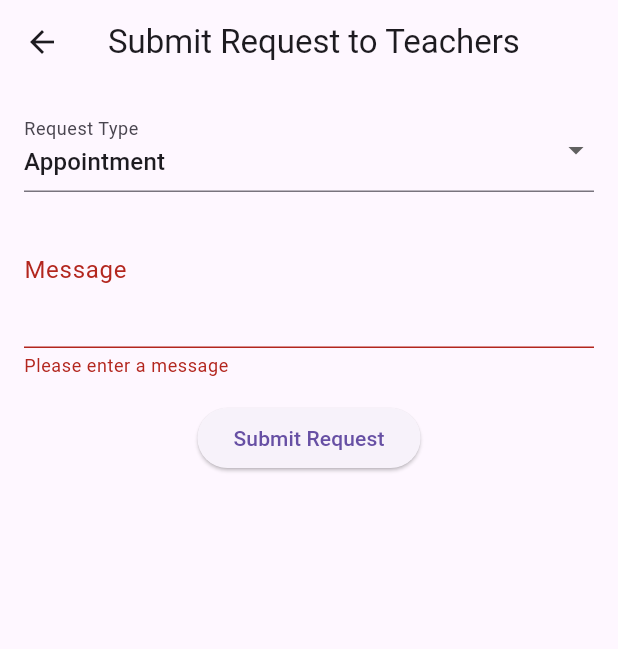
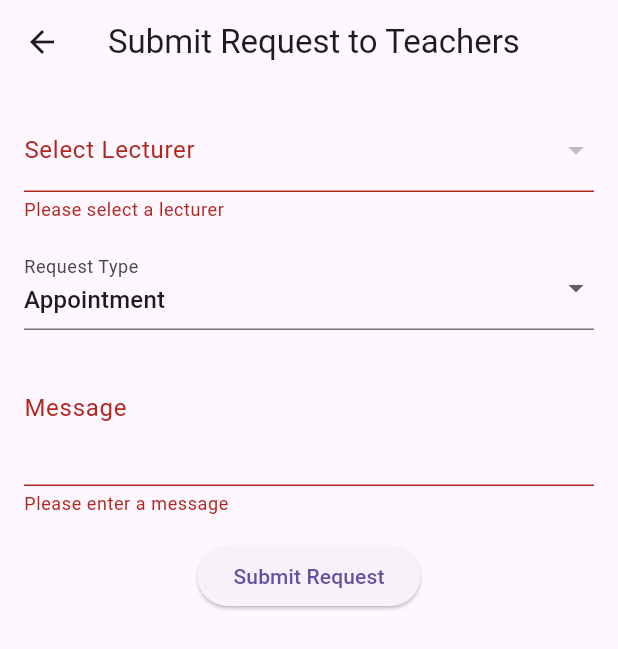
Before and after one commit to Archmalgam/Dart_Programming_Module, a Flutter app: the SubmitRequestPage screen opened directly with empty values, after a tap on "Submit Request", on a phone screen of 412 x 824 dp. Shown: the top 649 px of the screen. Run offline on Flutter 3.47's test engine with Material 3 defaults, Android fonts, the phone set to English and light mode, and no system bars; our stand-ins replace cloud_firestore, firebase_core; accounts and stored records are empty.

Commit message:
update RequestPage.dart

```diff
--- a/lib/Student/Function/RequestPage.dart
+++ b/lib/Student/Function/RequestPage.dart
@@ -4,7 +4,7 @@ import 'package:cloud_firestore/cloud_firestore.dart';
 class SubmitRequestPage extends StatefulWidget {
   final String studentId;
 
-  SubmitRequestPage({required this.studentId}); // Constructor with studentId
+  SubmitRequestPage({required this.studentId});
 
   @override
   _SubmitRequestPageState createState() => _SubmitRequestPageState();
@@ -14,7 +14,31 @@ class _SubmitRequestPageState extends State<SubmitRequestPage> {
   final _formKey = GlobalKey<FormState>();
   final _messageController = TextEditingController();
   String _selectedRequestType = 'Appointment';
-  List<Map<String, dynamic>> _requestHistory = []; // Sample request history
+  String? _selectedLecturerId; // Holds the selected lecturer's ID
+  List<Map<String, String>> _lecturers = [];
+
+  @override
+  void initState() {
+    super.initState();
+    _fetchLecturers();
+  }
+
+  // Fetch lecturers from Firestore
+  Future<void> _fetchLecturers() async {
+  final lecturerDocs = await FirebaseFirestore.instance.collection('Lecturers').get();
+  final lecturers = lecturerDocs.docs.map((doc) {
+    return {
+      'docId': doc.id, // Document ID as String
+      'lecturerId': (doc['Lecturer ID'] ?? 'Unknown').toString(), // Cast to String
+      'name': (doc['Lecturer Name'] ?? 'Unknown').toString(), // Cast to String
+    };
+  }).toList();
+
+  setState(() {
+    _lecturers = lecturers;
+  });
+}
+
 
   @override
   Widget build(BuildContext context) {
@@ -26,11 +50,32 @@ class _SubmitRequestPageState extends State<SubmitRequestPage> {
         padding: EdgeInsets.all(16.0),
         child: Column(
           children: [
-            // Form for submitting a request
             Form(
               key: _formKey,
               child: Column(
                 children: [
+                  // Dropdown for Lecturer selection
+                  DropdownButtonFormField<String>(
+                    value: _selectedLecturerId,
+                    items: _lecturers.map((lecturer) {
+                      return DropdownMenuItem<String>(
+                        value: lecturer[
+                            'lecturerId'], // Store "Lecturer ID" field as value
+                        child: Text(lecturer['name'] ??
+                            'Unknown'), // Display lecturer name
+                      );
+                    }).toList(),
+                    onChanged: (value) {
+                      setState(() {
+                        _selectedLecturerId = value;
+                      });
+                    },
+                    decoration: InputDecoration(labelText: 'Select Lecturer'),
+                    validator: (value) =>
+                        value == null ? 'Please select a lecturer' : null,
+                  ),
+
+                  SizedBox(height: 16),
                   DropdownButtonFormField<String>(
                     value: _selectedRequestType,
                     items: [
@@ -67,63 +112,31 @@ class _SubmitRequestPageState extends State<SubmitRequestPage> {
                 ],
               ),
             ),
-            SizedBox(height: 24),
-            // Display the request history
-            Expanded(
-              child: StreamBuilder<QuerySnapshot>(
-                stream: FirebaseFirestore.instance
-                    .collection('requests')
-                    .orderBy('timestamp', descending: true)
-                    .snapshots(),
-                builder: (context, snapshot) {
-                  if (!snapshot.hasData) {
-                    return Center(child: CircularProgressIndicator());
-                  }
-                  final requests = snapshot.data!.docs;
-                  return ListView.builder(
-                    itemCount: requests.length,
-                    itemBuilder: (context, index) {
-                      final request = requests[index];
-                      return Card(
-                        child: ListTile(
-                          title: Text(request['type']),
-                          subtitle: Text(request['message']),
-                          trailing: _getStatusIcon(request['status']),
-                        ),
-                      );
-                    },
-                  );
-                },
-              ),
-            )
           ],
         ),
       ),
     );
   }
 
-  Icon _getStatusIcon(String status) {
-    switch (status) {
-      case 'Pending':
-        return Icon(Icons.hourglass_empty, color: Colors.orange);
-      case 'Approved':
-        return Icon(Icons.check_circle, color: Colors.green);
-      case 'Rejected':
-        return Icon(Icons.cancel, color: Colors.red);
-      default:
-        return Icon(Icons.info_outline, color: Colors.grey);
-    }
-  }
-
+  // Submit the request with the selected lecturer and student details
   void _submitRequest() async {
     if (_formKey.currentState!.validate()) {
-      // Create a new request object to send to Firestore
+      // Find the selected lecturer's name based on _selectedLecturerId
+      final selectedLecturer = _lecturers.firstWhere(
+        (lecturer) => lecturer['lecturerId'] == _selectedLecturerId,
+        orElse: () => {'name': 'Unknown Lecturer'},
+      );
+
+      final lecturerName = selectedLecturer['name'] ?? 'Unknown Lecturer';
+
+      // Prepare the request data to send to Firestore
       final requestData = {
         'type': _selectedRequestType,
         'message': _messageController.text,
-        'status': 'Pending', // Initially set to pending
-        'timestamp': Timestamp.now(), // Store the submission time
-        'studentId': widget.studentId, // Add studentId from the passed parameter
+        'status': 'Pending', // Initial status of the request
+        'timestamp': Timestamp.now(), // Request timestamp
+        'studentId': widget.studentId, // Student ID from login
+        'lecturerId': _selectedLecturerId, // Selected lecturer's ID
       };
 
       try {
@@ -134,12 +147,12 @@ class _SubmitRequestPageState extends State<SubmitRequestPage> {
         setState(() {
           _messageController.clear();
           _selectedRequestType = 'Appointment';
-          _requestHistory.add(requestData); // Add to local history if needed
+          _selectedLecturerId = null; // Reset lecturer selection
         });
 
-        // Show a success message
+        // Show a success message with the lecturer's ID and Name
         ScaffoldMessenger.of(context).showSnackBar(
-          SnackBar(content: Text('Request submitted successfully!')),
+          SnackBar(content: Text('Request submitted successfully to Lecturer: $lecturerName')),
         );
       } catch (e) {
         // Show an error message
@@ -149,4 +162,5 @@ class _SubmitRequestPageState extends State<SubmitRequestPage> {
       }
     }
   }
+
 }
```
